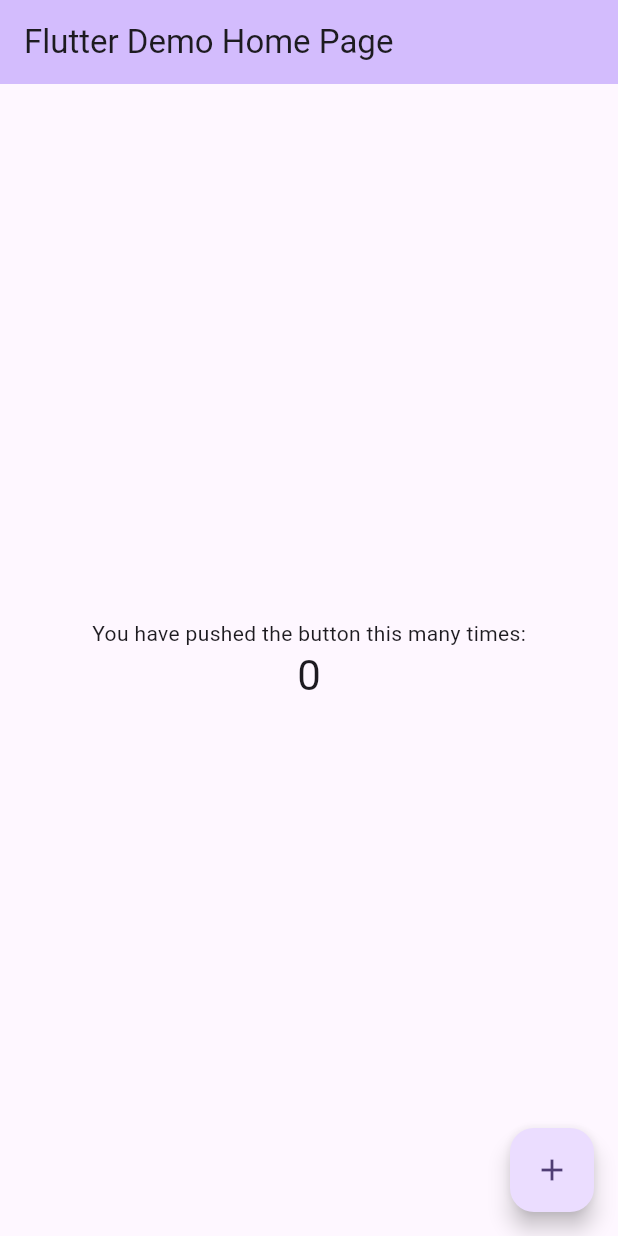
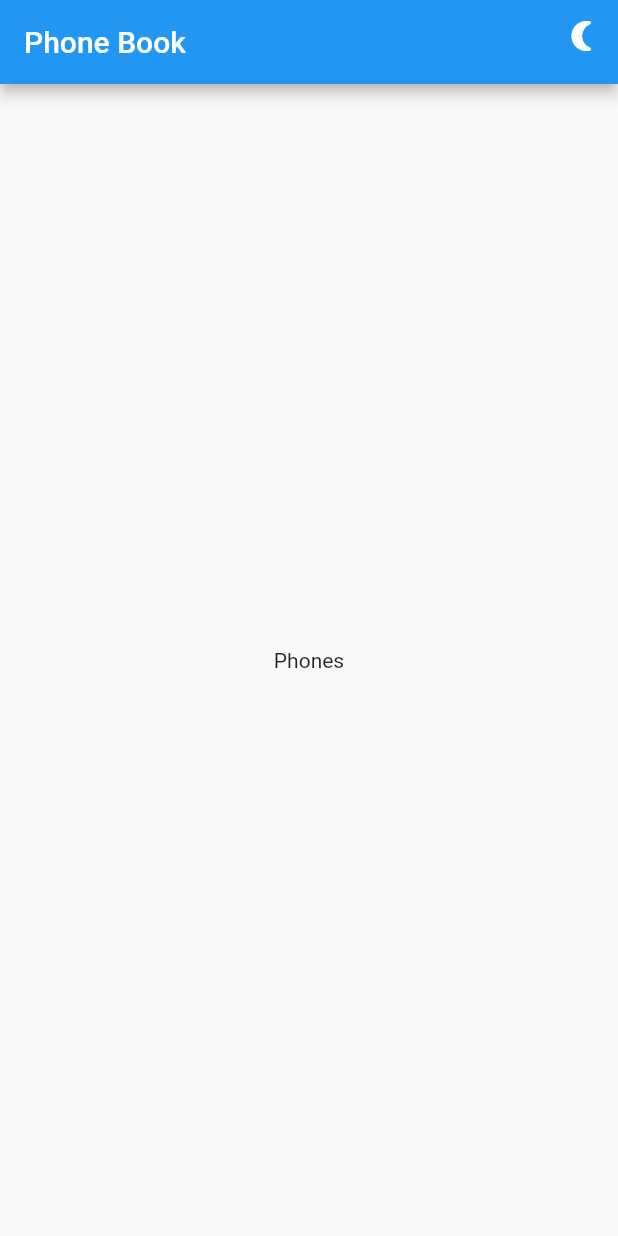
Before and after one commit to Khalidm98/phone-book, a Flutter app: the screen it shows after launch, on a phone screen of 412 x 824 dp. Run offline on Flutter 3.47's test engine with Material 2 defaults, Android fonts, the phone set to English and light mode, and no system bars; our stand-ins replace animated_theme_switcher, go_router, shared_preferences.

Commit message:
Added multiple themes support, added AppRouter

```diff
--- a/analysis_options.yaml
+++ b/analysis_options.yaml
@@ -22,8 +22,8 @@ linter:
   # `// ignore_for_file: name_of_lint` syntax on the line or in the file
   # producing the lint.
   rules:
-    # avoid_print: false  # Uncomment to disable the `avoid_print` rule
-    # prefer_single_quotes: true  # Uncomment to enable the `prefer_single_quotes` rule
+    curly_braces_in_flow_control_structures: false
+    prefer_single_quotes: true
 
 # Additional information about this file can be found at
 # https://dart.dev/guides/language/analysis-options
--- /dev/null
+++ b/lib/config/router.dart
@@ -0,0 +1,24 @@
+import 'package:flutter/material.dart';
+import 'package:go_router/go_router.dart';
+
+import '../screens/error_screen.dart';
+import '../screens/phone_list.dart';
+
+abstract class AppRouter {
+  static final _rootNavKey = GlobalKey<NavigatorState>(debugLabel: 'root');
+
+  static final router = GoRouter(
+    initialLocation: '/phone',
+    debugLogDiagnostics: true,
+    navigatorKey: _rootNavKey,
+    errorBuilder: (_, __) => const ErrorScreen(),
+    routes: [
+      GoRoute(
+        parentNavigatorKey: _rootNavKey,
+        path: '/phone',
+        name: (PhoneList).toString(),
+        builder: (_, __) => const PhoneList(),
+      ),
+    ],
+  );
+}
--- /dev/null
+++ b/lib/constants/themes.dart
@@ -0,0 +1,41 @@
+import 'dart:ui';
+
+import 'package:animated_theme_switcher/animated_theme_switcher.dart';
+import 'package:flutter/material.dart';
+import 'package:shared_preferences/shared_preferences.dart';
+
+abstract class Themes {
+  static var _brightness = Brightness.dark;
+
+  static Brightness get brightness => _brightness;
+
+  static final _dark = ThemeData.dark();
+
+  static final _light = ThemeData.light();
+
+  static ThemeData get current =>
+      _brightness == Brightness.dark ? _dark : _light;
+
+  static Future<void> loadInitialTheme() async {
+    final prefs = await SharedPreferences.getInstance();
+    if (prefs.containsKey('is_dark_theme'))
+      _brightness =
+          prefs.getBool('is_dark_theme')! ? Brightness.dark : Brightness.light;
+    else
+      _brightness = PlatformDispatcher.instance.platformBrightness;
+  }
+
+  static Future<void> toggleTheme(BuildContext context) async {
+    if (_brightness == Brightness.light) {
+      ThemeSwitcher.of(context).changeTheme(theme: _dark);
+      _brightness = Brightness.dark;
+      final prefs = await SharedPreferences.getInstance();
+      prefs.setBool('is_dark_theme', true);
+    } else {
+      ThemeSwitcher.of(context).changeTheme(theme: _light);
+      _brightness = Brightness.light;
+      final prefs = await SharedPreferences.getInstance();
+      prefs.setBool('is_dark_theme', false);
+    }
+  }
+}
--- a/lib/main.dart
+++ b/lib/main.dart
@@ -1,125 +1,38 @@
+import 'package:animated_theme_switcher/animated_theme_switcher.dart';
+import 'package:flutter/foundation.dart';
 import 'package:flutter/material.dart';
 
-void main() {
-  runApp(const MyApp());
+import 'config/router.dart';
+import 'constants/themes.dart';
+import 'screens/error_screen.dart';
+
+void main() async {
+  WidgetsFlutterBinding.ensureInitialized();
+
+  // Set error screen for release mode instead of the default grey screen
+  if (kReleaseMode) ErrorWidget.builder = (_) => const ErrorScreen();
+
+  // Load the initial theme before running the app
+  await Themes.loadInitialTheme();
+
+  runApp(const MainApp());
 }
 
-class MyApp extends StatelessWidget {
-  const MyApp({super.key});
+class MainApp extends StatelessWidget {
+  const MainApp({super.key});
 
-  // This widget is the root of your application.
   @override
   Widget build(BuildContext context) {
-    return MaterialApp(
-      title: 'Flutter Demo',
-      theme: ThemeData(
-        // This is the theme of your application.
-        //
-        // TRY THIS: Try running your application with "flutter run". You'll see
-        // the application has a blue toolbar. Then, without quitting the app,
-        // try changing the seedColor in the colorScheme below to Colors.green
-        // and then invoke "hot reload" (save your changes or press the "hot
-        // reload" button in a Flutter-supported IDE, or press "r" if you used
-        // the command line to start the app).
-        //
-        // Notice that the counter didn't reset back to zero; the application
-        // state is not lost during the reload. To reset the state, use hot
-        // restart instead.
-        //
-        // This works for code too, not just values: Most code changes can be
-        // tested with just a hot reload.
-        colorScheme: ColorScheme.fromSeed(seedColor: Colors.deepPurple),
-        useMaterial3: true,
-      ),
-      home: const MyHomePage(title: 'Flutter Demo Home Page'),
+    return ThemeProvider(
+      initTheme: Themes.current,
+      builder: (_, theme) {
+        return MaterialApp.router(
+          routerConfig: AppRouter.router,
+          debugShowCheckedModeBanner: false,
+          theme: theme,
+          title: 'Phone Book',
+        );
+      },
     );
   }
 }
-
-class MyHomePage extends StatefulWidget {
-  const MyHomePage({super.key, required this.title});
-
-  // This widget is the home page of your application. It is stateful, meaning
-  // that it has a State object (defined below) that contains fields that affect
-  // how it looks.
-
-  // This class is the configuration for the state. It holds the values (in this
-  // case the title) provided by the parent (in this case the App widget) and
-  // used by the build method of the State. Fields in a Widget subclass are
-  // always marked "final".
-
-  final String title;
-
-  @override
-  State<MyHomePage> createState() => _MyHomePageState();
-}
-
-class _MyHomePageState extends State<MyHomePage> {
-  int _counter = 0;
-
-  void _incrementCounter() {
-    setState(() {
-      // This call to setState tells the Flutter framework that something has
-      // changed in this State, which causes it to rerun the build method below
-      // so that the display can reflect the updated values. If we changed
-      // _counter without calling setState(), then the build method would not be
-      // called again, and so nothing would appear to happen.
-      _counter++;
-    });
-  }
-
-  @override
-  Widget build(BuildContext context) {
-    // This method is rerun every time setState is called, for instance as done
-    // by the _incrementCounter method above.
-    //
-    // The Flutter framework has been optimized to make rerunning build methods
-    // fast, so that you can just rebuild anything that needs updating rather
-    // than having to individually change instances of widgets.
-    return Scaffold(
-      appBar: AppBar(
-        // TRY THIS: Try changing the color here to a specific color (to
-        // Colors.amber, perhaps?) and trigger a hot reload to see the AppBar
-        // change color while the other colors stay the same.
-        backgroundColor: Theme.of(context).colorScheme.inversePrimary,
-        // Here we take the value from the MyHomePage object that was created by
-        // the App.build method, and use it to set our appbar title.
-        title: Text(widget.title),
-      ),
-      body: Center(
-        // Center is a layout widget. It takes a single child and positions it
-        // in the middle of the parent.
-        child: Column(
-          // Column is also a layout widget. It takes a list of children and
-          // arranges them vertically. By default, it sizes itself to fit its
-          // children horizontally, and tries to be as tall as its parent.
-          //
-          // Column has various properties to control how it sizes itself and
-          // how it positions its children. Here we use mainAxisAlignment to
-          // center the children vertically; the main axis here is the vertical
-          // axis because Columns are vertical (the cross axis would be
-          // horizontal).
-          //
-          // TRY THIS: Invoke "debug painting" (choose the "Toggle Debug Paint"
-          // action in the IDE, or press "p" in the console), to see the
-          // wireframe for each widget.
-          mainAxisAlignment: MainAxisAlignment.center,
-          children: <Widget>[
-            const Text(
-              'You have pushed the button this many times:',
-            ),
-            Text(
-              '$_counter',
-              style: Theme.of(context).textTheme.headlineMedium,
-            ),
-          ],
-        ),
-      ),
-      floatingActionButton: FloatingActionButton(
-        onPressed: _incrementCounter,
-        tooltip: 'Increment',
-        child: const Icon(Icons.add),
-      ), // This trailing comma makes auto-formatting nicer for build methods.
-    );
-  }
-}
--- /dev/null
+++ b/lib/screens/phone_list.dart
@@ -0,0 +1,47 @@
+import 'package:animated_theme_switcher/animated_theme_switcher.dart';
+import 'package:flutter/material.dart';
+
+import '../constants/themes.dart';
+
+class PhoneList extends StatefulWidget {
+  const PhoneList({super.key});
+
+  @override
+  State<PhoneList> createState() => _PhoneListState();
+}
+
+class _PhoneListState extends State<PhoneList> {
+  @override
+  Widget build(BuildContext context) {
+    return ThemeSwitchingArea(
+      child: Scaffold(
+        appBar: AppBar(
+          title: const Text('Phone Book'),
+          actions: [
+            ThemeSwitcher(
+              builder: (context) {
+                return AnimatedCrossFade(
+                  duration: const Duration(milliseconds: 200),
+                  crossFadeState: Themes.brightness == Brightness.dark
+                      ? CrossFadeState.showFirst
+                      : CrossFadeState.showSecond,
+                  firstChild: IconButton(
+                    icon: const Icon(Icons.wb_sunny_outlined),
+                    onPressed: () => Themes.toggleTheme(context),
+                    tooltip: 'Light Mode',
+                  ),
+                  secondChild: IconButton(
+                    icon: const Icon(Icons.nightlight_round),
+                    onPressed: () => Themes.toggleTheme(context),
+                    tooltip: 'Dark Mode',
+                  ),
+                );
+              },
+            )
+          ],
+        ),
+        body: const Center(child: Text('Phones')),
+      ),
+    );
+  }
+}
--- a/pubspec.yaml
+++ b/pubspec.yaml
@@ -35,6 +35,9 @@ dependencies:
   # The following adds the Cupertino Icons font to your application.
   # Use with the CupertinoIcons class for iOS style icons.
   cupertino_icons: ^1.0.2
+  animated_theme_switcher: ^2.0.8
+  go_router: ^12.1.0
+  shared_preferences: ^2.2.2
 
 dev_dependencies:
   flutter_test:
```
Also changed, not shown: lib/constants/widgets.dart (added, +16 -0 lines), lib/screens/error_screen.dart (added, +32 -0 lines), pubspec.lock, 8 other files.
